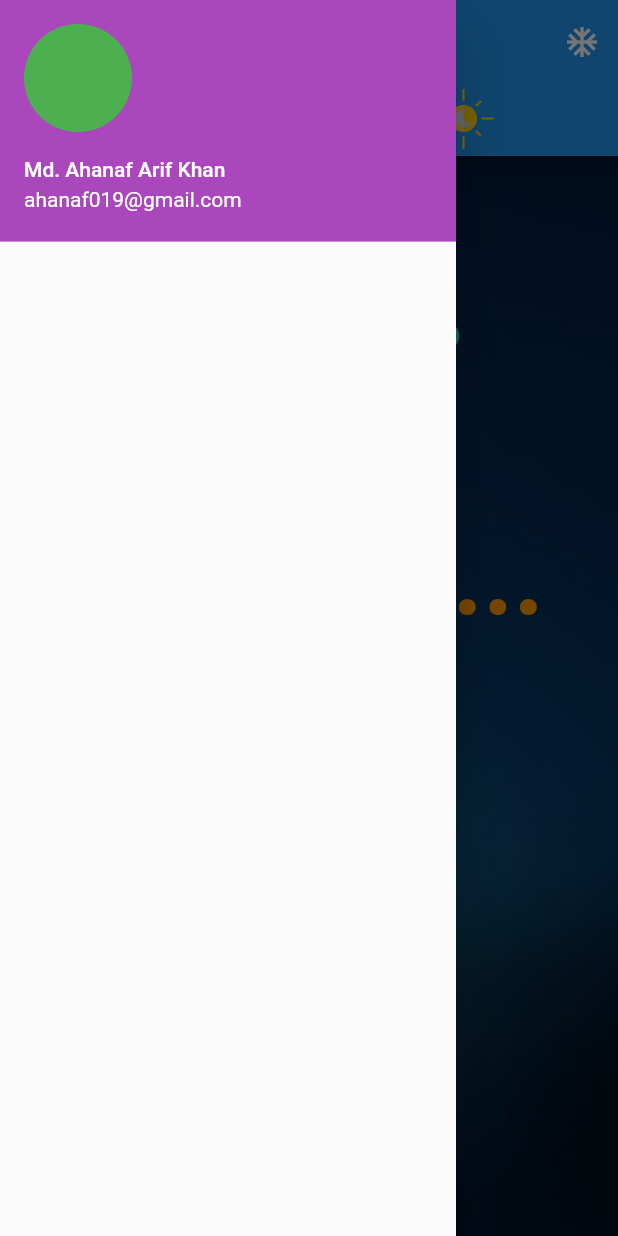
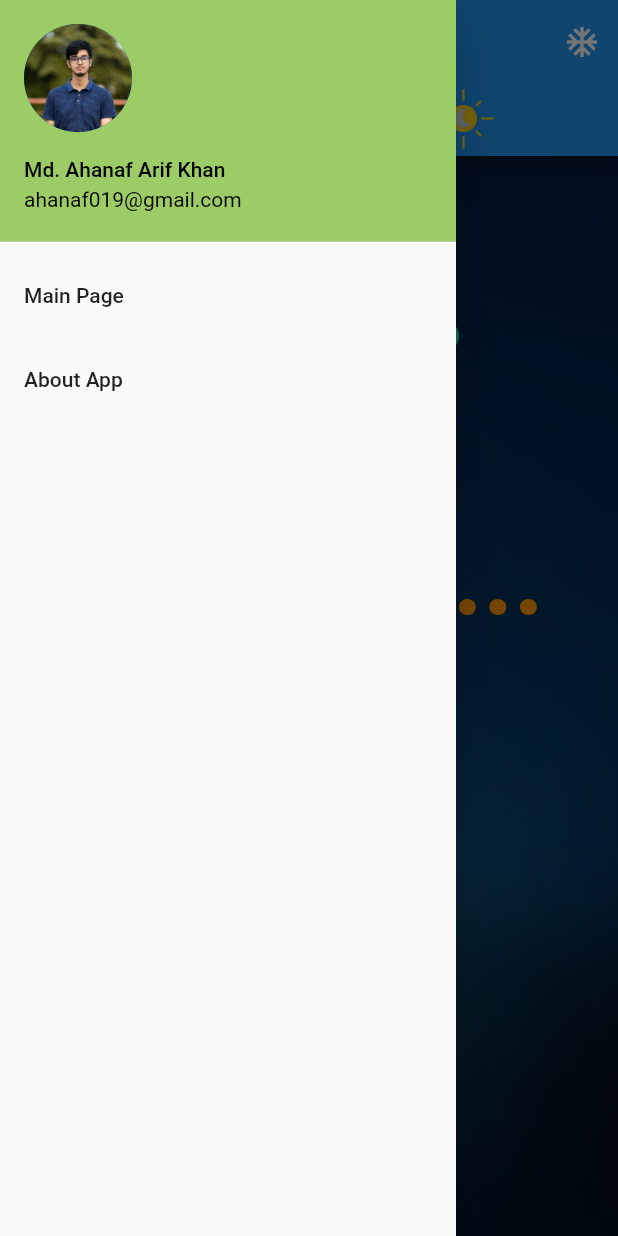
Before and after one commit to ahanaf019/flutter-weather-app2, a Flutter app: the screen it shows after launch, with the side drawer open, on a phone screen of 412 x 824 dp. Run offline on Flutter 3.47's test engine with Material 2 defaults, Android fonts, the phone set to English and light mode, and no system bars; our stand-ins replace geocoding, geolocator, rxdart.

Commit message:
Minor changes

```diff
--- a/lib/main.dart
+++ b/lib/main.dart
@@ -90,11 +90,17 @@ class MainState extends State<Main> {
           child: ListView(
             children: [
               UserAccountsDrawerHeader(
-                accountName: Text('Md. Ahanaf Arif Khan'),
-                accountEmail: Text('ahanaf019@gmail.com'),
-                currentAccountPicture: CircleAvatar(backgroundColor: Colors.green),
-                decoration: BoxDecoration(color: Colors.purple[400]),
+                accountName: Text('Md. Ahanaf Arif Khan', style: TextStyle(color: Colors.black),),
+                accountEmail: Text('ahanaf019@gmail.com', style: TextStyle(color: Colors.black)),
+                currentAccountPicture: CircleAvatar(foregroundImage: Image.asset('assets/profile-0.jpg').image,),
+                decoration: BoxDecoration(color: Colors.lightGreen[400]),
               ),
+              ListTile(title: Text('Main Page'), onTap: () {
+                print('Main');
+              },),
+              ListTile(title: Text('About App'), onTap: () {
+                print('About');
+              },),
             ],
           ),
         ),
```
Also changed, not shown: assets/profile-0.jpg (added).
